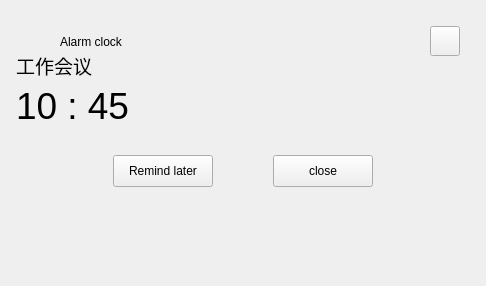
First picture: the form in src/plugins/ukui-clock/noticeAlarm.ui, repository ukui/ukui-sidebar, before the edit.
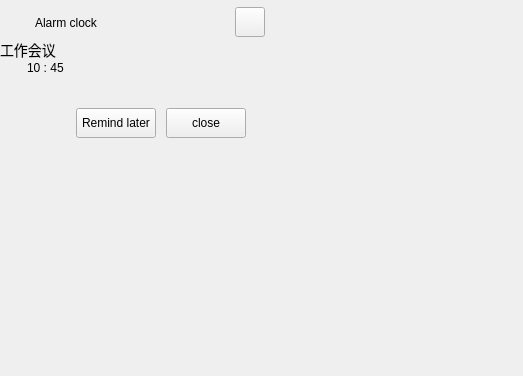
Second picture: the form after the edit.

Commit message: Synchronization code from Clock

The edit to the form file:
```diff
--- a/src/plugins/ukui-clock/noticeAlarm.ui
+++ b/src/plugins/ukui-clock/noticeAlarm.ui
@@ -6,202 +6,182 @@
    <rect>
     <x>0</x>
     <y>0</y>
-    <width>486</width>
-    <height>286</height>
+    <width>523</width>
+    <height>376</height>
    </rect>
   </property>
   <property name="windowTitle">
    <string>Form</string>
   </property>
-  <layout class="QVBoxLayout" name="verticalLayout">
-   <item>
-    <spacer name="verticalSpacer">
-     <property name="orientation">
-      <enum>Qt::Vertical</enum>
+  <widget class="QWidget" name="widget" native="true">
+   <property name="geometry">
+    <rect>
+     <x>0</x>
+     <y>0</y>
+     <width>270</width>
+     <height>162</height>
+    </rect>
+   </property>
+   <property name="minimumSize">
+    <size>
+     <width>270</width>
+     <height>162</height>
+    </size>
+   </property>
+   <property name="maximumSize">
+    <size>
+     <width>270</width>
+     <height>162</height>
+    </size>
+   </property>
+   <property name="styleSheet">
+    <string notr="true"/>
+   </property>
+   <widget class="QLabel" name="label_2">
+    <property name="geometry">
+     <rect>
+      <x>0</x>
+      <y>34</y>
+      <width>270</width>
+      <height>31</height>
+     </rect>
+    </property>
+    <property name="styleSheet">
+     <string notr="true">font:  14px ;</string>
+    </property>
+    <property name="text">
+     <string>工作会议</string>
+    </property>
+   </widget>
+   <widget class="QWidget" name="widget_2" native="true">
+    <property name="geometry">
+     <rect>
+      <x>0</x>
+      <y>50</y>
+      <width>270</width>
+      <height>35</height>
+     </rect>
+    </property>
+    <property name="sizePolicy">
+     <sizepolicy hsizetype="Minimum" vsizetype="Minimum">
+      <horstretch>0</horstretch>
+      <verstretch>0</verstretch>
+     </sizepolicy>
+    </property>
+    <property name="minimumSize">
+     <size>
+      <width>270</width>
+      <height>35</height>
+     </size>
+    </property>
+    <property name="maximumSize">
+     <size>
+      <width>270</width>
+      <height>35</height>
+     </size>
+    </property>
+    <layout class="QHBoxLayout" name="horizontalLayout_2">
+     <property name="spacing">
+      <number>0</number>
      </property>
-     <property name="sizeHint" stdset="0">
-      <size>
-       <width>20</width>
-       <height>40</height>
-      </size>
+     <property name="leftMargin">
+      <number>0</number>
      </property>
-    </spacer>
-   </item>
-   <item>
-    <layout class="QHBoxLayout" name="horizontalLayout">
+     <property name="topMargin">
+      <number>0</number>
+     </property>
+     <property name="rightMargin">
+      <number>0</number>
+     </property>
+     <property name="bottomMargin">
+      <number>0</number>
+     </property>
      <item>
       <spacer name="horizontalSpacer">
        <property name="orientation">
         <enum>Qt::Horizontal</enum>
        </property>
+       <property name="sizeType">
+        <enum>QSizePolicy::Fixed</enum>
+       </property>
        <property name="sizeHint" stdset="0">
         <size>
-         <width>40</width>
+         <width>27</width>
          <height>20</height>
         </size>
        </property>
       </spacer>
      </item>
      <item>
-      <widget class="QWidget" name="widget" native="true">
+      <widget class="QLabel" name="label_3">
+       <property name="sizePolicy">
+        <sizepolicy hsizetype="Preferred" vsizetype="Preferred">
+         <horstretch>0</horstretch>
+         <verstretch>0</verstretch>
+        </sizepolicy>
+       </property>
        <property name="minimumSize">
         <size>
-         <width>454</width>
-         <height>254</height>
+         <width>0</width>
+         <height>25</height>
         </size>
        </property>
        <property name="maximumSize">
         <size>
-         <width>454</width>
-         <height>254</height>
+         <width>16777215</width>
+         <height>25</height>
         </size>
        </property>
        <property name="styleSheet">
         <string notr="true"/>
        </property>
-       <widget class="QPushButton" name="pushButton">
-        <property name="geometry">
-         <rect>
-          <x>414</x>
-          <y>10</y>
-          <width>30</width>
-          <height>30</height>
-         </rect>
-        </property>
-        <property name="styleSheet">
-         <string notr="true"/>
-        </property>
-        <property name="text">
-         <string/>
-        </property>
-       </widget>
-       <widget class="QLabel" name="label">
-        <property name="geometry">
-         <rect>
-          <x>44</x>
-          <y>14</y>
-          <width>100</width>
-          <height>23</height>
-         </rect>
-        </property>
-        <property name="styleSheet">
-         <string notr="true"/>
-        </property>
-        <property name="text">
-         <string>Alarm clock</string>
-        </property>
-       </widget>
-       <widget class="QLabel" name="label_2">
-        <property name="geometry">
-         <rect>
-          <x>0</x>
-          <y>34</y>
-          <width>454</width>
-          <height>31</height>
-         </rect>
-        </property>
-        <property name="styleSheet">
-         <string notr="true">font:  14pt ;</string>
-        </property>
-        <property name="text">
-         <string>工作会议</string>
-        </property>
-       </widget>
-       <widget class="QLabel" name="label_3">
-        <property name="geometry">
-         <rect>
-          <x>0</x>
-          <y>64</y>
-          <width>454</width>
-          <height>51</height>
-         </rect>
-        </property>
-        <property name="styleSheet">
-         <string notr="true">font: 28pt;</string>
-        </property>
-        <property name="text">
-         <string>10 : 45</string>
-        </property>
-       </widget>
-       <widget class="QPushButton" name="pushButton_2">
-        <property name="geometry">
-         <rect>
-          <x>97</x>
-          <y>139</y>
-          <width>100</width>
-          <height>32</height>
-         </rect>
-        </property>
-        <property name="styleSheet">
-         <string notr="true"/>
-        </property>
-        <property name="text">
-         <string>Remind later</string>
-        </property>
-       </widget>
-       <widget class="QPushButton" name="pushButton_3">
-        <property name="geometry">
-         <rect>
-          <x>257</x>
-          <y>139</y>
-          <width>100</width>
-          <height>32</height>
-         </rect>
-        </property>
-        <property name="styleSheet">
-         <string notr="true"/>
-        </property>
-        <property name="text">
-         <string>close</string>
-        </property>
-       </widget>
-       <widget class="QLabel" name="label_4">
-        <property name="geometry">
-         <rect>
-          <x>0</x>
-          <y>191</y>
-          <width>454</width>
-          <height>41</height>
-         </rect>
-        </property>
-        <property name="minimumSize">
-         <size>
-          <width>454</width>
-          <height>0</height>
-         </size>
-        </property>
-        <property name="styleSheet">
-         <string notr="true"/>
-        </property>
-        <property name="text">
-         <string/>
-        </property>
-       </widget>
-       <widget class="QLabel" name="titleIcon">
-        <property name="geometry">
-         <rect>
-          <x>14</x>
-          <y>14</y>
-          <width>24</width>
-          <height>24</height>
-         </rect>
-        </property>
-        <property name="minimumSize">
-         <size>
-          <width>24</width>
-          <height>24</height>
-         </size>
-        </property>
-        <property name="maximumSize">
-         <size>
-          <width>24</width>
-          <height>24</height>
-         </size>
-        </property>
-        <property name="text">
-         <string/>
-        </property>
-       </widget>
+       <property name="text">
+        <string>10 : 45</string>
+       </property>
+      </widget>
+     </item>
+     <item>
+      <spacer name="horizontalSpacer_3">
+       <property name="orientation">
+        <enum>Qt::Horizontal</enum>
+       </property>
+       <property name="sizeType">
+        <enum>QSizePolicy::Expanding</enum>
+       </property>
+       <property name="sizeHint" stdset="0">
+        <size>
+         <width>70</width>
+         <height>20</height>
+        </size>
+       </property>
+      </spacer>
+     </item>
+     <item>
+      <widget class="QLabel" name="label_4">
+       <property name="sizePolicy">
+        <sizepolicy hsizetype="Preferred" vsizetype="Preferred">
+         <horstretch>0</horstretch>
+         <verstretch>0</verstretch>
+        </sizepolicy>
+       </property>
+       <property name="minimumSize">
+        <size>
+         <width>115</width>
+         <height>25</height>
+        </size>
+       </property>
+       <property name="maximumSize">
+        <size>
+         <width>115</width>
+         <height>25</height>
+        </size>
+       </property>
+       <property name="styleSheet">
+        <string notr="true"/>
+       </property>
+       <property name="text">
+        <string/>
+       </property>
       </widget>
      </item>
      <item>
@@ -209,6 +189,93 @@
        <property name="orientation">
         <enum>Qt::Horizontal</enum>
        </property>
+       <property name="sizeType">
+        <enum>QSizePolicy::Fixed</enum>
+       </property>
+       <property name="sizeHint" stdset="0">
+        <size>
+         <width>24</width>
+         <height>20</height>
+        </size>
+       </property>
+      </spacer>
+     </item>
+    </layout>
+   </widget>
+   <widget class="QWidget" name="widget_3" native="true">
+    <property name="geometry">
+     <rect>
+      <x>0</x>
+      <y>100</y>
+      <width>270</width>
+      <height>46</height>
+     </rect>
+    </property>
+    <property name="sizePolicy">
+     <sizepolicy hsizetype="Minimum" vsizetype="Minimum">
+      <horstretch>0</horstretch>
+      <verstretch>0</verstretch>
+     </sizepolicy>
+    </property>
+    <layout class="QHBoxLayout" name="horizontalLayout_3">
+     <property name="spacing">
+      <number>0</number>
+     </property>
+     <property name="leftMargin">
+      <number>0</number>
+     </property>
+     <property name="topMargin">
+      <number>0</number>
+     </property>
+     <property name="rightMargin">
+      <number>0</number>
+     </property>
+     <property name="bottomMargin">
+      <number>0</number>
+     </property>
+     <item>
+      <spacer name="horizontalSpacer_4">
+       <property name="orientation">
+        <enum>Qt::Horizontal</enum>
+       </property>
+       <property name="sizeType">
+        <enum>QSizePolicy::Fixed</enum>
+       </property>
+       <property name="sizeHint" stdset="0">
+        <size>
+         <width>76</width>
+         <height>20</height>
+        </size>
+       </property>
+      </spacer>
+     </item>
+     <item>
+      <widget class="QPushButton" name="pushButton_2">
+       <property name="minimumSize">
+        <size>
+         <width>80</width>
+         <height>30</height>
+        </size>
+       </property>
+       <property name="maximumSize">
+        <size>
+         <width>80</width>
+         <height>30</height>
+        </size>
+       </property>
+       <property name="styleSheet">
+        <string notr="true"/>
+       </property>
+       <property name="text">
+        <string>Remind later</string>
+       </property>
+      </widget>
+     </item>
+     <item>
+      <spacer name="horizontalSpacer_6">
+       <property name="orientation">
+        <enum>Qt::Horizontal</enum>
+       </property>
        <property name="sizeHint" stdset="0">
         <size>
          <width>40</width>
@@ -217,22 +284,131 @@
        </property>
       </spacer>
      </item>
+     <item>
+      <widget class="QPushButton" name="pushButton_3">
+       <property name="minimumSize">
+        <size>
+         <width>80</width>
+         <height>30</height>
+        </size>
+       </property>
+       <property name="maximumSize">
+        <size>
+         <width>80</width>
+         <height>30</height>
+        </size>
+       </property>
+       <property name="styleSheet">
+        <string notr="true"/>
+       </property>
+       <property name="text">
+        <string>close</string>
+       </property>
+      </widget>
+     </item>
+     <item>
+      <spacer name="horizontalSpacer_5">
+       <property name="orientation">
+        <enum>Qt::Horizontal</enum>
+       </property>
+       <property name="sizeType">
+        <enum>QSizePolicy::Fixed</enum>
+       </property>
+       <property name="sizeHint" stdset="0">
+        <size>
+         <width>24</width>
+         <height>20</height>
+        </size>
+       </property>
+      </spacer>
+     </item>
     </layout>
-   </item>
-   <item>
-    <spacer name="verticalSpacer_2">
-     <property name="orientation">
-      <enum>Qt::Vertical</enum>
+   </widget>
+   <widget class="QWidget" name="widget_4" native="true">
+    <property name="geometry">
+     <rect>
+      <x>0</x>
+      <y>0</y>
+      <width>270</width>
+      <height>40</height>
+     </rect>
+    </property>
+    <property name="minimumSize">
+     <size>
+      <width>270</width>
+      <height>40</height>
+     </size>
+    </property>
+    <property name="maximumSize">
+     <size>
+      <width>270</width>
+      <height>40</height>
+     </size>
+    </property>
+    <layout class="QHBoxLayout" name="horizontalLayout">
+     <property name="leftMargin">
+      <number>5</number>
      </property>
-     <property name="sizeHint" stdset="0">
-      <size>
-       <width>20</width>
-       <height>40</height>
-      </size>
+     <property name="topMargin">
+      <number>5</number>
      </property>
-    </spacer>
-   </item>
-  </layout>
+     <property name="rightMargin">
+      <number>5</number>
+     </property>
+     <item>
+      <widget class="QLabel" name="titleIcon">
+       <property name="minimumSize">
+        <size>
+         <width>24</width>
+         <height>24</height>
+        </size>
+       </property>
+       <property name="maximumSize">
+        <size>
+         <width>24</width>
+         <height>24</height>
+        </size>
+       </property>
+       <property name="text">
+        <string/>
+       </property>
+      </widget>
+     </item>
+     <item>
+      <widget class="QLabel" name="label">
+       <property name="styleSheet">
+        <string notr="true"/>
+       </property>
+       <property name="text">
+        <string>Alarm clock</string>
+       </property>
+      </widget>
+     </item>
+     <item>
+      <widget class="QPushButton" name="pushButton">
+       <property name="minimumSize">
+        <size>
+         <width>30</width>
+         <height>30</height>
+        </size>
+       </property>
+       <property name="maximumSize">
+        <size>
+         <width>30</width>
+         <height>30</height>
+        </size>
+       </property>
+       <property name="styleSheet">
+        <string notr="true"/>
+       </property>
+       <property name="text">
+        <string/>
+       </property>
+      </widget>
+     </item>
+    </layout>
+   </widget>
+  </widget>
  </widget>
  <resources/>
  <connections/>
```
The commit also changes 19 other files.
